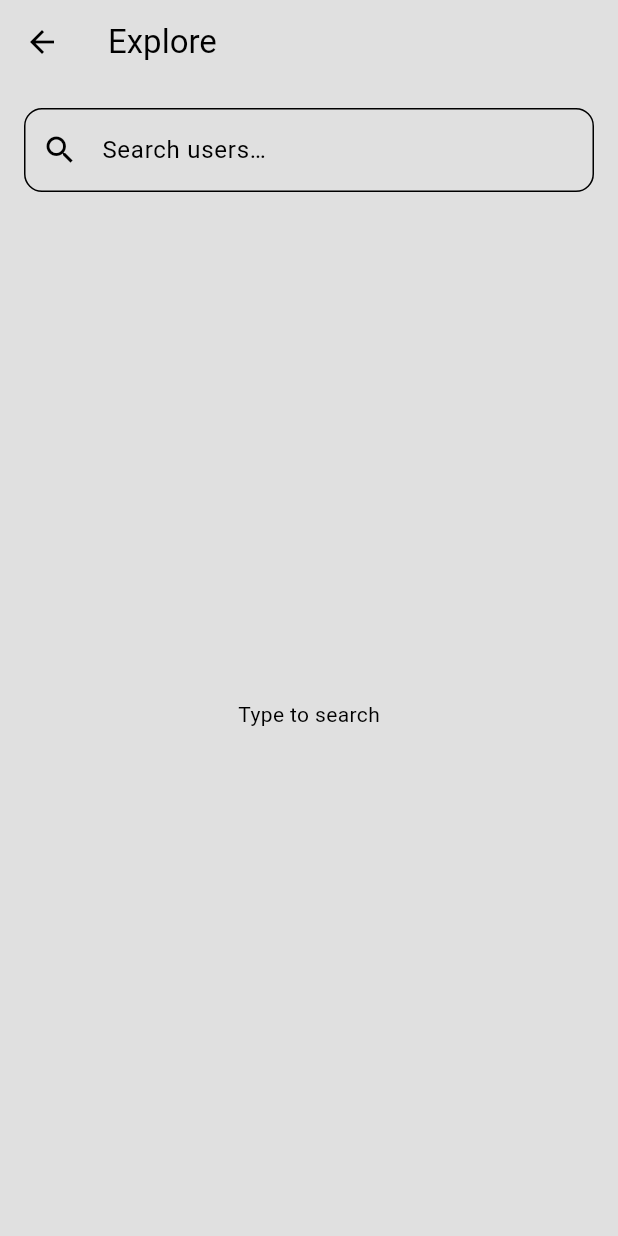
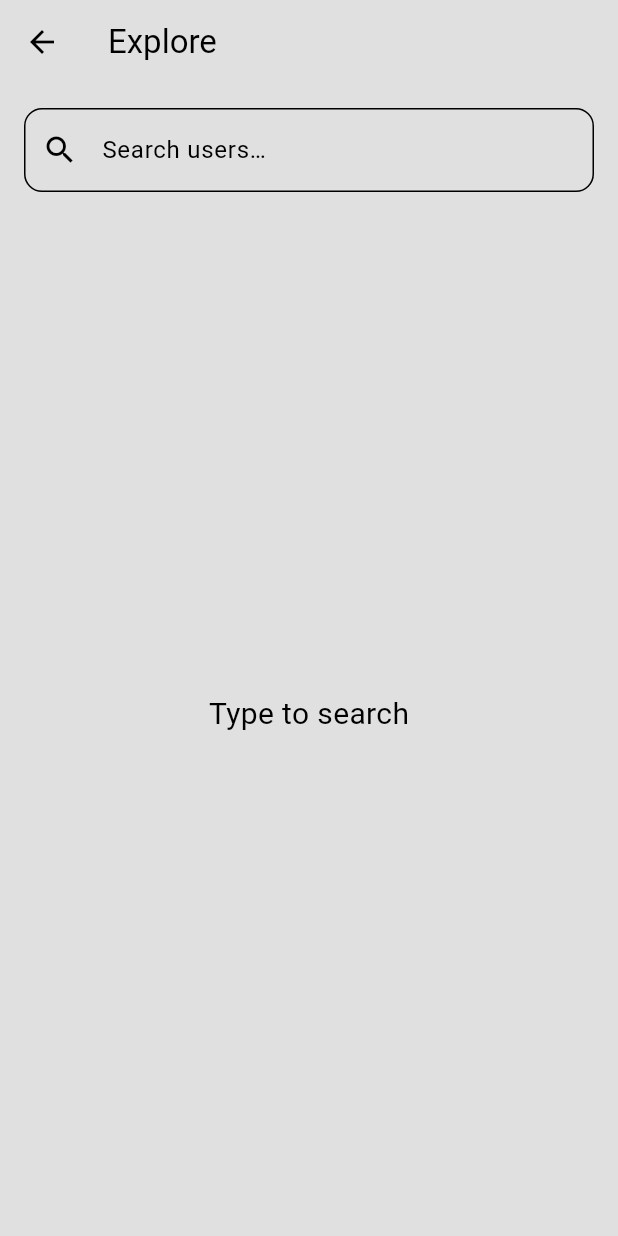
Before and after one commit to adityav27/fire_social_media, a Flutter app: the _ExploreView screen opened directly, on a phone screen of 412 x 824 dp. Run offline on Flutter 3.47's test engine with Material 3 defaults, Android fonts, the phone set to English and light mode, and no system bars; our stand-ins replace cloud_firestore, firebase_auth, firebase_core, flutter_bloc, google_nav_bar, lottie; accounts and stored records are empty.

Commit message:
search added

```diff
--- a/lib/explore_page.dart
+++ b/lib/explore_page.dart
@@ -41,7 +41,7 @@ class _ExploreViewState extends State<_ExploreView> {
         padding: const EdgeInsets.all(16),
         child: Column(
           children: [
-            // ── Search box ────────────────────────────────────────────────
+            //search
             TextField(
               controller: _controller,
               decoration: InputDecoration(
@@ -54,7 +54,7 @@ class _ExploreViewState extends State<_ExploreView> {
                         onPressed: () {
                           _controller.clear();
                           context.read<SearchCubit>().searchUsers('');
-                          setState(() {}); // refresh suffixIcon
+                          setState(() {});
                         },
                       ),
                 border: OutlineInputBorder(
@@ -63,17 +63,22 @@ class _ExploreViewState extends State<_ExploreView> {
               ),
               onChanged: (value) {
                 context.read<SearchCubit>().searchUsers(value.trim());
-                setState(() {}); // update clear‑icon visibility
+                setState(() {});
               },
             ),
             const SizedBox(height: 16),
 
-            // ── Results / states ─────────────────────────────────────────
+            // Results
             Expanded(
               child: BlocBuilder<SearchCubit, SearchState>(
                 builder: (context, state) {
                   if (state is SearchInitial) {
-                    return const Center(child: Text('Type to search'));
+                    return const Center(
+                      child: Text(
+                        'Type to search',
+                        style: TextStyle(fontSize: 20),
+                      ),
+                    );
                   }
                   if (state is SearchLoading) {
                     return const Center(child: CircularProgressIndicator());
@@ -82,11 +87,7 @@ class _ExploreViewState extends State<_ExploreView> {
                     return Center(child: Text(state.message));
                   }
                   if (state is SearchLoaded) {
-                    final users = state.users
-                        .whereType<
-                          ProfileUser
-                        >() // safeguard if list contains nulls
-                        .toList();
+                    final users = state.users.whereType<ProfileUser>().toList();
 
                     if (users.isEmpty) {
                       return const Center(child: Text('No users found'));
@@ -108,7 +109,7 @@ class _ExploreViewState extends State<_ExploreView> {
                       },
                     );
                   }
-                  // Fallback (shouldn't hit)
+
                   return const SizedBox.shrink();
                 },
               ),
```
